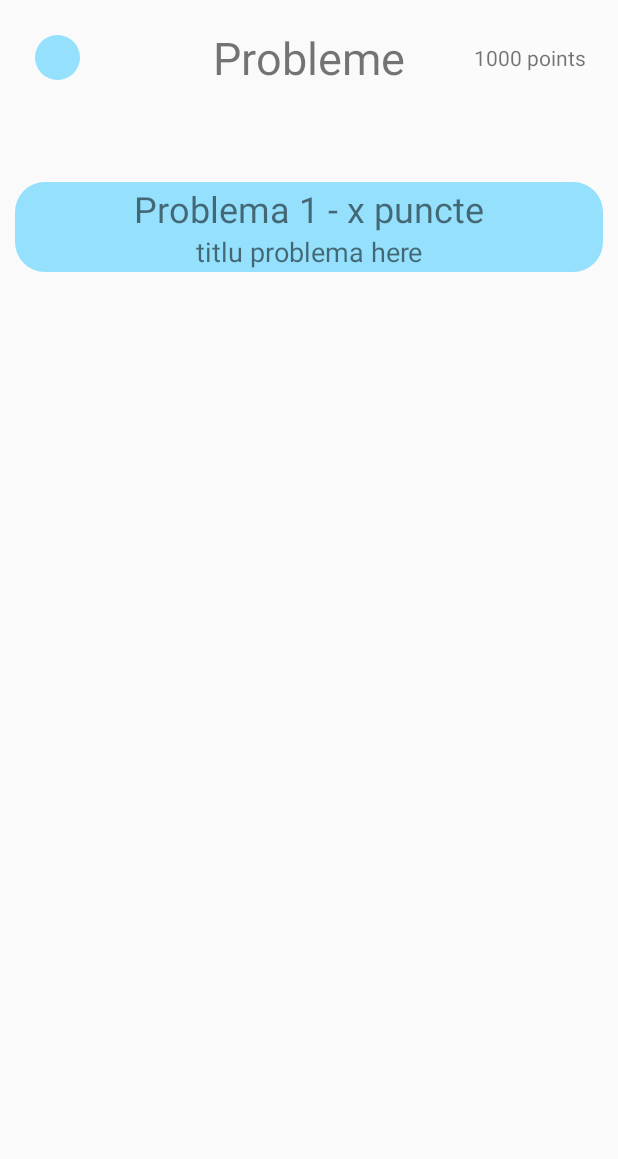
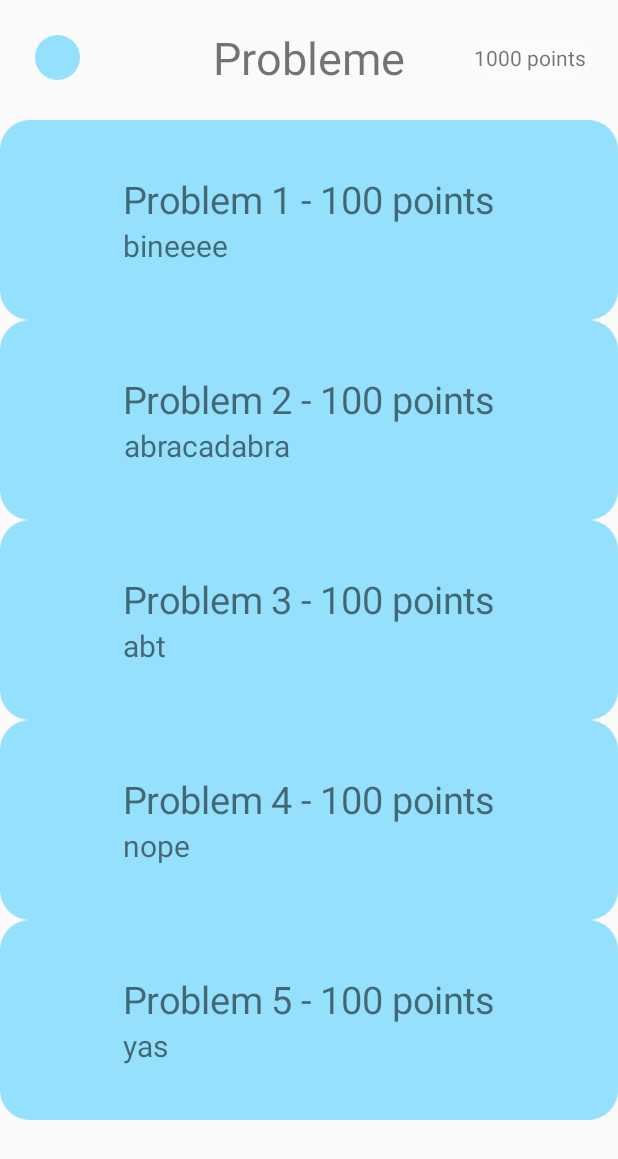
Before and after one commit to Madalina30/ProiectPA, an Android app: the Probleme screen opened directly, with no data from a screen before it, on a phone screen of 412 x 824 dp. Shown: the top 1159 px of the screen. Run offline under Robolectric (Android 15) with nearby library versions, the light colour scheme and no system bars.

Commit message:
Probleme programmatically put

```diff
--- a/app/src/main/java/com/example/exam_project/JSONParser.java
+++ b/app/src/main/java/com/example/exam_project/JSONParser.java
@@ -37,6 +37,25 @@ public class JSONParser extends AppCompatActivity {
         return json;
     }
 
+    public JSONArray parseProbleme(AppCompatActivity appCompatActivity) {
+        try {
+            JSONObject obj = new JSONObject(loadJSON(appCompatActivity));
+            JSONArray tests_array = obj.getJSONArray("tests");
+            ArrayList<HashMap<String, String>> formList = new ArrayList<HashMap<String, String>>();
+            HashMap<String, String> m_li;
+            System.out.println(tests_array.get(0));
+            System.out.println(tests_array.get(1));
+
+            JSONArray probleme = tests_array.getJSONObject(1).getJSONArray("probleme");
+
+            return probleme;
+        } catch (JSONException e) {
+            e.printStackTrace();
+            return null;
+        }
+
+    }
+
     public JSONArray parseJSON(AppCompatActivity appCompatActivity){
         try {
             JSONObject obj = new JSONObject(loadJSON(appCompatActivity));
@@ -47,27 +66,6 @@ public class JSONParser extends AppCompatActivity {
             System.out.println(tests_array.get(1));
 
             JSONArray grile = tests_array.getJSONObject(0).getJSONArray("grile");
-            JSONObject probleme = tests_array.getJSONObject(1);
-            // for pt obiectele din interiorul nivelelor pana la level1.length()
-//            JSONObject level1 = grile.getJSONArray("level_1").getJSONObject(0);
-//            JSONArray level2 = grile.getJSONArray("level_2");
-//            System.out.println(level1);
-//            System.out.println(level2);
-
-
-//            for (int i = 0; i < m_jArry.length(); i++) {
-//                JSONObject jo_inside = m_jArry.getJSONObject(i);
-//                Log.d("Details-->", jo_inside.getString("formule"));
-//                String formula_value = jo_inside.getString("formule");
-//                String url_value = jo_inside.getString("url");
-//
-//                //Add your values in your `ArrayList` as below:
-//                m_li = new HashMap<String, String>();
-//                m_li.put("formule", formula_value);
-//                m_li.put("url", url_value);
-//
-//                formList.add(m_li);
-//            }
             return grile;
         } catch (JSONException e) {
             e.printStackTrace();
--- a/app/src/main/java/com/example/exam_project/Probleme.java
+++ b/app/src/main/java/com/example/exam_project/Probleme.java
@@ -1,21 +1,32 @@
 package com.example.exam_project;
 
+import androidx.annotation.RequiresApi;
 import androidx.appcompat.app.AppCompatActivity;
 
 import android.content.Intent;
+import android.os.Build;
 import android.os.Bundle;
+import android.view.Gravity;
 import android.view.View;
 import android.view.WindowManager;
 import android.widget.Button;
 import android.widget.EditText;
 import android.widget.ImageView;
+import android.widget.LinearLayout;
+import android.widget.RadioButton;
+import android.widget.RadioGroup;
 import android.widget.RelativeLayout;
 import android.widget.ScrollView;
 import android.widget.TextView;
 
+import org.json.JSONArray;
+import org.json.JSONException;
+import org.json.JSONObject;
+
 public class Probleme extends AppCompatActivity {
     private ImageView backToMainMenu;
     private ScrollView problemeScroll;
+    private LinearLayout layoutProbleme;
     private RelativeLayout problemSample;
 
     public ScrollView getProblemeScroll() {
@@ -26,6 +37,7 @@ public class Probleme extends AppCompatActivity {
         this.problemeScroll = problemeScroll;
     }
 
+    @RequiresApi(api = Build.VERSION_CODES.JELLY_BEAN_MR1)
     @Override
     protected void onCreate(Bundle savedInstanceState) {
         super.onCreate(savedInstanceState);
@@ -33,12 +45,69 @@ public class Probleme extends AppCompatActivity {
         getWindow().setFlags(WindowManager.LayoutParams.FLAG_FULLSCREEN,
                 WindowManager.LayoutParams.FLAG_FULLSCREEN);
         setFunctionality();
+    }
+
+    @RequiresApi(api = Build.VERSION_CODES.JELLY_BEAN_MR1)
+    public void setMenuGrile(int levelNr, JSONArray probleme) throws JSONException {  // parametru: level si in fct de nivel te duce la ce trebuie
+        /// o sa fie un for pana la cate leveluri se gasesc in json
+        RelativeLayout relativeLayout = new RelativeLayout(this);
+        RelativeLayout.LayoutParams layoutParamsRel = new RelativeLayout.LayoutParams(RelativeLayout.LayoutParams.MATCH_PARENT, 200);
+        layoutParamsRel.setMargins(20, 20, 20, 20);
+
+        relativeLayout.setLayoutParams(layoutParamsRel);
+        relativeLayout.setBackgroundResource(R.drawable.btn_bkg);
+        LinearLayout linearLayout = new LinearLayout(this);
+        linearLayout.setOrientation(LinearLayout.VERTICAL);
+        RelativeLayout.LayoutParams layoutParamsLin = new RelativeLayout.LayoutParams(RelativeLayout.LayoutParams.WRAP_CONTENT, RelativeLayout.LayoutParams.WRAP_CONTENT);
+        layoutParamsLin.addRule(RelativeLayout.CENTER_IN_PARENT);
+        linearLayout.setLayoutParams(layoutParamsLin);
+
+        TextView problem = new TextView(this);
+        LinearLayout.LayoutParams problemLayout = new LinearLayout.LayoutParams(LinearLayout.LayoutParams.WRAP_CONTENT, LinearLayout.LayoutParams.WRAP_CONTENT);
+        problem.setTextSize(25);
+        problem.setTextAlignment(View.TEXT_ALIGNMENT_CENTER);
+        problem.setText("Problem " + levelNr + " - 100 points"); // level + i
+        problem.setLayoutParams(problemLayout);
+        problem.setGravity(Gravity.CENTER_HORIZONTAL);
+
+        TextView titlu = new TextView(this);
+        LinearLayout.LayoutParams textv = new LinearLayout.LayoutParams(LinearLayout.LayoutParams.WRAP_CONTENT, LinearLayout.LayoutParams.WRAP_CONTENT);
+        titlu.setTextSize(20);
+        titlu.setTextAlignment(View.TEXT_ALIGNMENT_CENTER);
+        titlu.setText("ceva aici");
+        titlu.setText(probleme.getJSONObject(levelNr - 1).getString("titlu")); // level + i
+        titlu.setLayoutParams(textv);
+        titlu.setGravity(Gravity.CENTER_HORIZONTAL);
+
+        linearLayout.addView(problem);
+        linearLayout.addView(titlu);
+        relativeLayout.addView(linearLayout);
+
+        // de la relative layout trebuie sa te duca la grila specifica pentru acel nivel (prima din set - momentan chiar prima, dupa random)
+
+        layoutProbleme.addView(relativeLayout);
+
+        relativeLayout.setOnClickListener(new View.OnClickListener() {
+            @Override
+            public void onClick(View v) {
+                // TODO: sa te duca la o grila si sa se transmita niste parametrii necesari pt acea grila
+                // TODO: sa se verifice la ce nivel este
+                final int[] nrIntrebare = {0};
+                setContentView(R.layout.template_problemaa);
+                try {
+                    goToProblema("titlu problema", "enunt problema", "rezolvarea", probleme, levelNr);
+                } catch (JSONException e) {
+                    e.printStackTrace();
+                }
+            }
+        });
 
     }
+    @RequiresApi(api = Build.VERSION_CODES.JELLY_BEAN_MR1)
     public void setFunctionality() {
         backToMainMenu = findViewById(R.id.backToMainMenu);
         problemeScroll = findViewById(R.id.grileScroll);
-        problemSample = findViewById(R.id.problemSample);
+        layoutProbleme = findViewById(R.id.layoutProbleme);
 
         backToMainMenu.setOnClickListener(new View.OnClickListener() {
             @Override
@@ -50,13 +119,19 @@ public class Probleme extends AppCompatActivity {
             }
         });
 
-        problemSample.setOnClickListener(new View.OnClickListener() {
-            @Override
-            public void onClick(View v) {
-                // TODO: sa te duca la o grila si sa se transmita niste parametrii necesari pt acea grila
-                // TODO: sa se verifice la ce nivel este
-                setContentView(R.layout.template_problemaa);
-                // template bun probleme
+        JSONParser jsonParser = new JSONParser();
+        JSONArray probleme = jsonParser.parseProbleme(Probleme.this);
+        for (int i = 0; i < probleme.length(); i++) {
+            try {
+                setMenuGrile(i + 1, probleme);
+                System.out.println("aici ai titlu" + probleme.getJSONObject(i).getString("titlu"));
+            } catch (JSONException e) {
+                e.printStackTrace();
+            }
+        }
+    }
+
+    public void goToProblema(String titlu, String enunt, String solve, JSONArray probleme, int levelNr) throws JSONException {
         TextView titluProblema = findViewById(R.id.titluProblema);
         TextView enuntProblema = findViewById(R.id.enuntProblema);
         EditText rezolvare = findViewById(R.id.rezolvare);
@@ -66,8 +141,10 @@ public class Probleme extends AppCompatActivity {
         // points se ia din baza de date + level
         // TODO: ceva fisier cu enunturi si answers
         points.setText("1000");
-                setProblemeThings(points, titluProblema, enuntProblema, rezolvare);
+        setProblemeThings(titluProblema, enuntProblema, probleme.getJSONObject(levelNr - 1).getString("titlu"),
+                probleme.getJSONObject(levelNr - 1).getString("intrebare"));
         backToProbleme.setOnClickListener(new View.OnClickListener() {
+            @RequiresApi(api = Build.VERSION_CODES.JELLY_BEAN_MR1)
             @Override
             public void onClick(View v) {
                 setContentView(R.layout.activity_probleme);
@@ -77,6 +154,10 @@ public class Probleme extends AppCompatActivity {
         verificarePb.setOnClickListener(new View.OnClickListener() {
             @Override
             public void onClick(View v) {
+                // se ia din json
+                System.out.println("aici ai rezolvarea ma" + rezolvare.getText());
+                // se ruleaza si se compara cu raspunsul
+//                System.out.println(probleme);
                 // TODO: aici verifica problema si apare un ecran de loading pt verify
                 //  si dupa apare un ecran cu congrats sau cu lost
 //                        setContentView(R.layout.verificareProblemLoading);
@@ -85,12 +166,10 @@ public class Probleme extends AppCompatActivity {
             }
         });
     }
-        });
-    }
 
-    public void setProblemeThings(TextView points, TextView titluProblema, TextView enuntProblema, TextView rezolvare) {
-        titluProblema.setText("Problema 1");
-        enuntProblema.setText("Acesta este primul enunt al primei probleme din primul nivel hahahahaha");
+    public void setProblemeThings(TextView titluProblema, TextView enuntProblema, String titlu, String enunt) {
+        titluProblema.setText(titlu);
+        enuntProblema.setText(enunt);
 
     }
     // TODO: backButton -> atunci cand e in template_grila ca si contentView, atunci sa te duca la activity_grile_main
--- a/app/src/main/res/layout/activity_probleme.xml
+++ b/app/src/main/res/layout/activity_probleme.xml
@@ -57,6 +57,7 @@
     </RelativeLayout>
 
     <ScrollView
+        android:layout_marginTop="100px"
         android:id="@+id/problemeScroll"
         android:layout_width="match_parent"
         android:layout_height="wrap_content"
@@ -66,57 +67,12 @@
         app:layout_constraintRight_toRightOf="parent"
         app:layout_constraintTop_toTopOf="parent"
         app:layout_constraintVertical_bias="0.15">
-<!--aici se adauga toate problemele, nu trebuie minim ca sa treci la urmatoarea-->
+        <!--aici se adauga toate problemele, nu trebuie minim ca sa treci la urmatoarea-->
         <LinearLayout
+            android:id="@+id/layoutProbleme"
             android:layout_width="match_parent"
             android:layout_height="wrap_content"
             android:orientation="vertical">
-
-            <RelativeLayout
-                android:id="@+id/problemSample"
-                android:layout_width="match_parent"
-                android:layout_height="60dp"
-                android:layout_margin="10dp"
-                android:background="@drawable/btn_bkg">
-
-                <LinearLayout
-                    android:layout_width="wrap_content"
-                    android:layout_height="wrap_content"
-                    android:layout_centerInParent="true"
-                    android:orientation="vertical">
-
-                    <LinearLayout
-                        android:orientation="horizontal"
-                        android:layout_width="match_parent"
-                        android:layout_height="wrap_content">
-                        <TextView
-                            android:id="@+id/nrProblema"
-                            android:layout_width="wrap_content"
-                            android:layout_height="wrap_content"
-                            android:gravity="center_horizontal"
-                            android:text="Problema 1"
-                            android:textAlignment="center"
-                            android:textSize="24sp" />
-                        <TextView
-                            android:id="@+id/pointsProblema"
-                            android:layout_width="match_parent"
-                            android:layout_height="wrap_content"
-                            android:gravity="center_horizontal"
-                            android:text=" - x puncte"
-                            android:textAlignment="center"
-                            android:textSize="24sp" />
-                    </LinearLayout>
-
-                    <TextView
-                        android:id="@+id/titluProblema"
-                        android:layout_width="match_parent"
-                        android:layout_height="wrap_content"
-                        android:gravity="center_horizontal"
-                        android:text="titlu problema here"
-                        android:textAlignment="center"
-                        android:textSize="18sp" />
-                </LinearLayout>
-            </RelativeLayout>
 
         </LinearLayout>
 
```
Also changed, not shown: app/src/main/assets/gameData.json (+15 -10 lines). Lines whose indentation alone changed are shown as unchanged.
